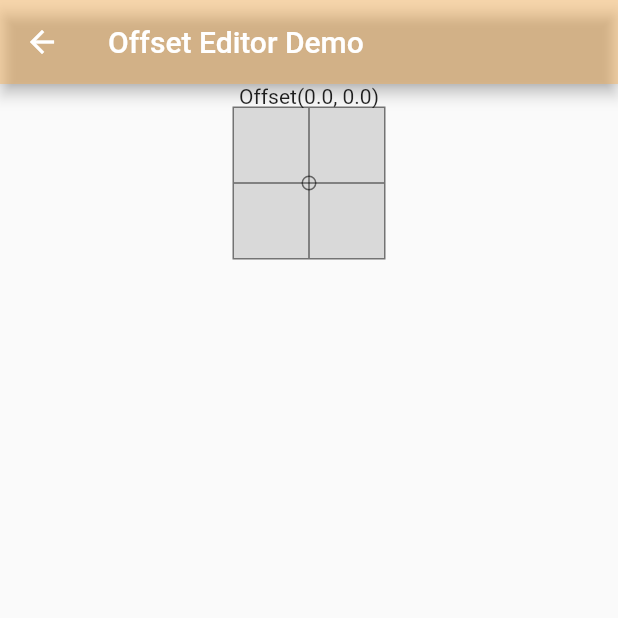
After one commit to krishnaprasadgandrath-nooor/components_demo, a Flutter app: the screen it shows after launch, after a tap on "Offset Editor Demo", on a phone screen of 412 x 824 dp, the top half of it. The commit adds this screen. Run offline on Flutter 3.47's test engine with Material 2 defaults, Android fonts, the phone set to English and light mode, and no system bars; our stand-ins replace audioplayers, device_info_plus, file_picker, flutter_colorpicker, flutter_riverpod, random_string and 3 more; missing offline and left inert: flutter_quill, graphx, number_inc_dec, pointer_interceptor, stack.

Commit message:
offset editor implemented

```diff
--- a/lib/demo_home.dart
+++ b/lib/demo_home.dart
@@ -1,5 +1,6 @@
 // demo_home.dart
 
+import 'package:components_demo/offset_editor/offset_editor_screen.dart';
 import 'package:components_demo/reflect_demo/reflect_demo.dart';
 import 'package:flutter/material.dart';
 
@@ -68,6 +69,7 @@ class _ComponentsHomeState extends State<ComponentsHome> {
   int selectedPage = 2;
   Map<String, dynamic> demoMap = {
     // "Simple List Anim Demo": SimpleListAnimDemo(),
+    'Offset Editor Demo': const OffsetEditorScreen(),
     'ReflectionImage Demo': ReflectionImageDemo(),
     "Shadow Demo": const ShadowDemo(),
     "Flow Demo": const FlowDemo(),
--- a/lib/main.dart
+++ b/lib/main.dart
@@ -4,6 +4,8 @@ import 'package:flutter/gestures.dart';
 
 import 'package:flutter/material.dart';
 import 'package:flutter_riverpod/flutter_riverpod.dart';
+
+import 'demo_home.dart';
 
 void main() {
   runApp(const MyApp());
@@ -23,8 +25,8 @@ class MyApp extends StatelessWidget {
 
         primarySwatch: Colors.blue,
       ),
-      home: const TextClipDemoScreen(),
-      // home: const ComponentsHome(),
+      // home: const TextClipDemoScreen(),
+      home: const ComponentsHome(),
     ));
   }
 }
--- /dev/null
+++ b/lib/offset_editor/offset_editor_component.dart
@@ -0,0 +1,146 @@
+import 'dart:ui';
+
+import 'package:flutter/material.dart';
+
+///A widget which makes it easier to visualize alignment
+///property by using offsets and provides callback to change
+///notify changed offset between the given boundaries
+class AlignOffsetEditor extends StatefulWidget {
+  final Offset value;
+  final double boundary;
+  final void Function(double x, double y)? onChanged;
+
+  const AlignOffsetEditor({
+    super.key,
+    this.value = const Offset(0, 0),
+    this.boundary = 1,
+    this.onChanged,
+  });
+
+  @override
+  State<AlignOffsetEditor> createState() => _AlignOffsetEditorState();
+
+  double get lowerBound => -boundary;
+  double get upperBound => boundary;
+}
+
+class _AlignOffsetEditorState extends State<AlignOffsetEditor> {
+  late Offset position = Offset(boxSize / 2, boxSize / 2);
+  final double ballSize = 10;
+  Alignment? safeAlign;
+  final double boxSize = 100;
+
+  bool ignoreDrag = false;
+
+  @override
+  void initState() {
+    if (widget.boundary <= 0) throw Exception('extreme value cannot be a non-natural number');
+    updateinitialValue();
+    super.initState();
+  }
+
+  @override
+  void didUpdateWidget(covariant AlignOffsetEditor oldWidget) {
+    super.didUpdateWidget(oldWidget);
+    if (widget.boundary != oldWidget.boundary && widget.onChanged != oldWidget.onChanged) {
+      updateinitialValue();
+    }
+  }
+
+  @override
+  Widget build(BuildContext context) {
+    return DecoratedBox(
+      decoration: BoxDecoration(
+          border: Border.all(width: 1.0, color: Colors.black54, strokeAlign: BorderSide.strokeAlignOutside)),
+      child: SizedBox(
+        height: boxSize,
+        width: boxSize,
+        child: ColoredBox(
+          color: Colors.white,
+          child: Stack(
+            children: [
+              GestureDetector(
+                  onTapDown: (details) {
+                    final dx = details.localPosition.dx;
+                    final dy = details.localPosition.dy;
+
+                    ///100 is used since the widget height and width are 100
+
+                    position = Offset(dx, dy);
+                    notifyChange();
+                  },
+                  /*  onLongPress: () {
+                    position = Offset(boxSize / 2, boxSize / 2);
+                    notifyChange();
+                  }, */
+                  child: ColoredBox(color: Colors.grey.withAlpha(100), child: SizedBox.expand())),
+              Align(
+                alignment: Alignment.topCenter,
+                child: ColoredBox(
+                  color: Colors.black54,
+                  child: SizedBox(
+                    width: 1,
+                    height: boxSize,
+                  ),
+                ),
+              ),
+              Align(
+                alignment: Alignment.centerLeft,
+                child: ColoredBox(
+                  color: Colors.black54,
+                  child: SizedBox(
+                    width: boxSize,
+                    height: 1,
+                  ),
+                ),
+              ),
+              Positioned(
+                top: position.dy - ballSize / 2,
+                left: position.dx - ballSize / 2,
+                child: GestureDetector(
+                  onPanUpdate: handlePosUpdate,
+                  onPanCancel: () => ignoreDrag = false,
+                  onPanEnd: (details) => ignoreDrag = false,
+                  child: DecoratedBox(
+                    decoration: BoxDecoration(shape: BoxShape.circle, border: Border.all(color: Colors.black54)),
+                    child: SizedBox(height: ballSize, width: ballSize),
+                  ),
+                ),
+              )
+            ],
+          ),
+        ),
+      ),
+    );
+  }
+
+  void handlePosUpdate(DragUpdateDetails details) {
+    if (ignoreDrag) return;
+    final delta = details.delta;
+    final nextPos = position + delta;
+    if (nextPos.dx >= 0 && nextPos.dx <= boxSize && nextPos.dy >= 0 && nextPos.dy <= boxSize) {
+      setState(() {
+        position += details.delta;
+      });
+      notifyChange();
+    } else {
+      ignoreDrag = true;
+    }
+  }
+
+  void notifyChange() {
+    final xValue = lerpDouble(widget.lowerBound, widget.upperBound, position.dx / boxSize);
+    final yValue = lerpDouble(widget.lowerBound, widget.upperBound, position.dy / boxSize);
+    if (xValue != null && yValue != null) widget.onChanged?.call(xValue, yValue);
+  }
+
+  void updateinitialValue() {
+    if (widget.value.dx.abs() <= widget.boundary && widget.value.dy.abs() <= widget.boundary) {
+      final offset = Offset(
+        lerpDouble(0, boxSize, ((widget.value.dx - widget.lowerBound) / (widget.upperBound - widget.lowerBound)))!,
+        lerpDouble(0, boxSize, ((widget.value.dy - widget.lowerBound) / (widget.boundary - widget.lowerBound)))!,
+      );
+      position = offset;
+    }
+  }
+}
--- /dev/null
+++ b/lib/offset_editor/offset_editor_screen.dart
@@ -0,0 +1,36 @@
+import 'package:components_demo/offset_editor/offset_editor_component.dart';
+import 'package:components_demo/utils/default_appbar.dart';
+import 'package:flutter/material.dart';
+import 'package:flutter/src/widgets/framework.dart';
+import 'package:flutter/src/widgets/placeholder.dart';
+
+class OffsetEditorScreen extends StatefulWidget {
+  const OffsetEditorScreen({super.key});
+
+  @override
+  State<OffsetEditorScreen> createState() => _OffsetEditorScreenState();
+}
+
+class _OffsetEditorScreenState extends State<OffsetEditorScreen> {
+  Offset _offset = Offset.zero;
+  @override
+  Widget build(BuildContext context) {
+    return Scaffold(
+      appBar: DefaultAppBar.appBar(context, "Offset Editor Demo"),
+      body: Center(
+        child: Column(
+          children: [
+            Text("$_offset"),
+            AlignOffsetEditor(
+              value: _offset,
+              boundary: 10.0,
+              onChanged: (x, y) => setState(() {
+                _offset = Offset(x, y);
+              }),
+            )
+          ],
+        ),
+      ),
+    );
+  }
+}
```
